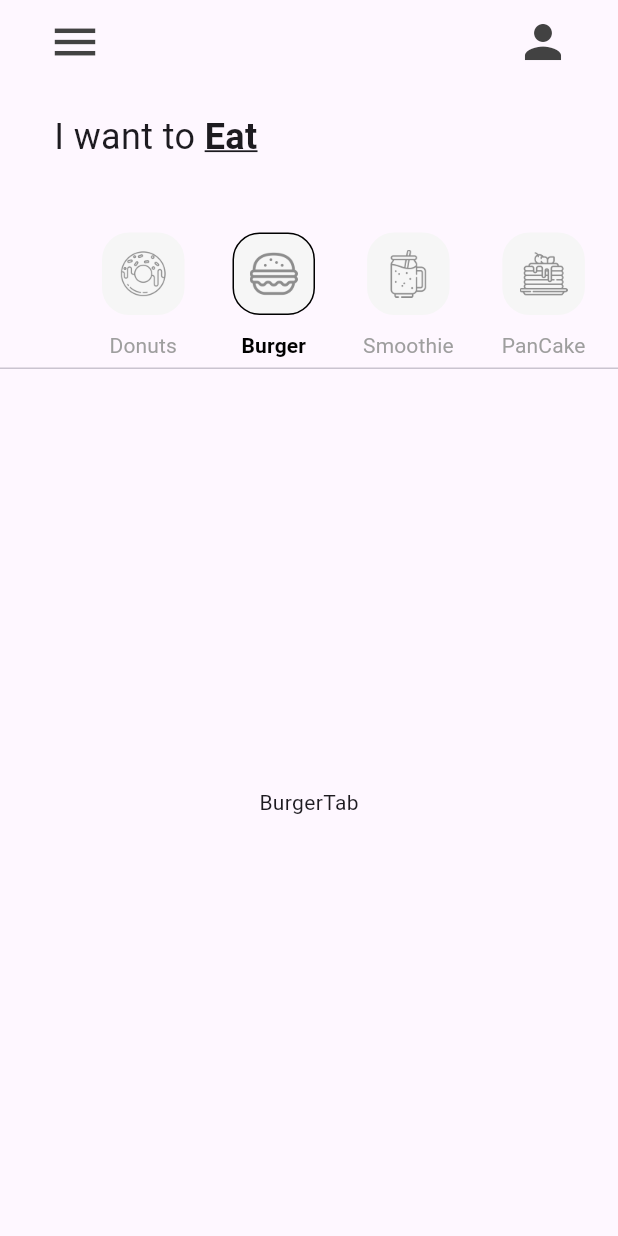
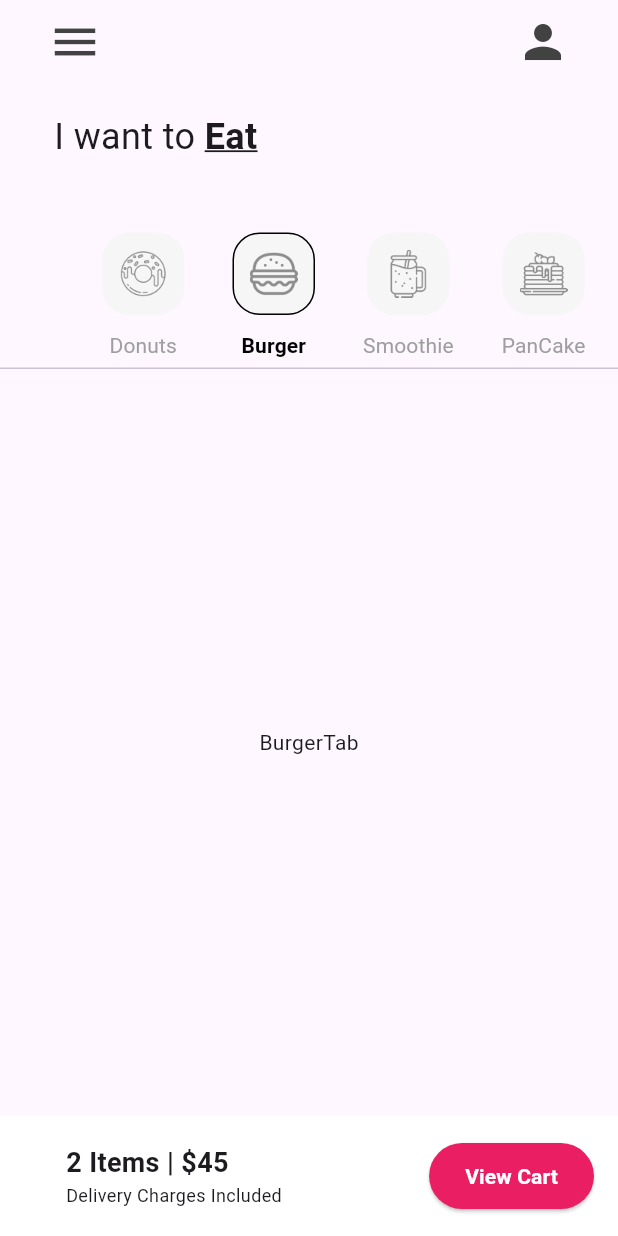
Before and after one commit to yahireduardo/flutter_unidad2, a Flutter app: the screen it shows after launch, tab 2 chosen, on a phone screen of 412 x 824 dp. Run offline on Flutter 3.47's test engine with Material 3 defaults, Android fonts, the phone set to English and light mode, and no system bars.

Commit message:
Shopping cart container

```diff
--- a/donut_app_8sc_25_3/lib/screens/home_page.dart
+++ b/donut_app_8sc_25_3/lib/screens/home_page.dart
@@ -117,6 +117,50 @@ class _HomePageState extends State<HomePage> {
                 PizzaTab(),
               ]),
             ),
+            //4. Carrito (cart)
+            Container(
+              color: Colors.white,
+              padding: EdgeInsets.all(16),
+              child: Row(
+                mainAxisAlignment: MainAxisAlignment.spaceBetween,
+                children: [
+                  Padding(padding: EdgeInsets.only(left: 28),
+                  child: Column(
+                    // se pega a la izq
+                    crossAxisAlignment: CrossAxisAlignment.start,
+                    children: [
+                      Text(
+                        '2 Items | \$45',
+                        style: TextStyle(
+                          fontSize: 18,
+                          fontWeight: FontWeight.bold,
+                        ),
+                      ),
+                      Text(
+                        'Delivery Charges Included',
+                        style: TextStyle(fontSize: 12),
+                      ),
+                    ],
+                  ),
+                  ),
+                  ElevatedButton(
+                    style: ElevatedButton.styleFrom(
+                      backgroundColor: Colors.pink,
+                      padding: EdgeInsets.symmetric(horizontal: 24,
+                      vertical: 12),
+                    ),
+                    onPressed: () {},
+                    child: const Text(
+                      'View Cart',
+                      style: TextStyle(
+                        color: Colors.white,
+                        fontWeight: FontWeight.bold,
+                      ),
+                    ),
+                  ),
+                ],
+              ),
+            )
           ],
         ),
       ),
--- a/donut_app_8sc_25_3/lib/tab/donut_tab.dart
+++ b/donut_app_8sc_25_3/lib/tab/donut_tab.dart
@@ -28,6 +28,7 @@ class DonutTab extends StatelessWidget {
         //Espacio entre columnas
         crossAxisSpacing: 25,
       ),
+      //cuantos elementos hay en el grid
       itemCount: donutOnSale.length,
         // Lo que se va a construir en el grid
       itemBuilder: (context, index){
```
